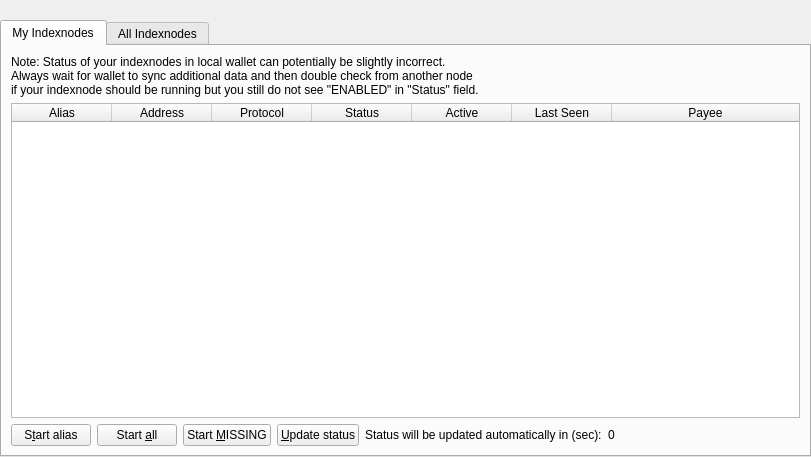
Qt form src/qt/forms/apollomnodelist.ui (CoinStaging/Apollon) before a commit.
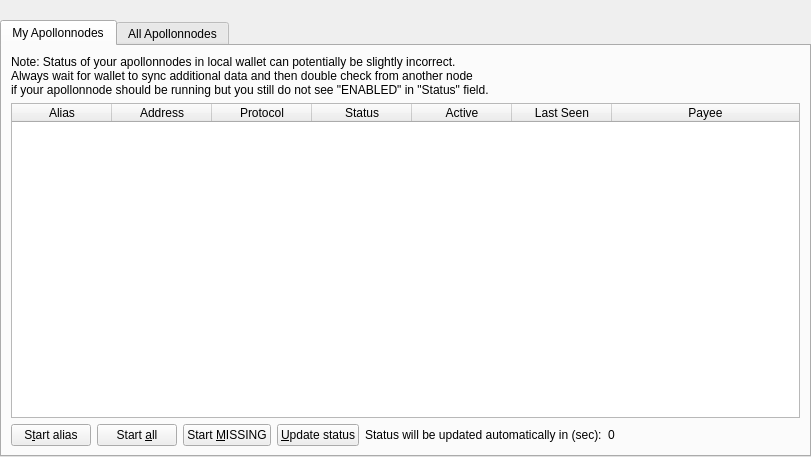
The same form after that commit. The open tabs and pages were chosen to show the change.

The edit to the form file:
```diff
--- a/src/qt/forms/apollomnodelist.ui
+++ b/src/qt/forms/apollomnodelist.ui
@@ -51,7 +51,7 @@
        </property>
        <widget class="QWidget" name="tabMyIndexnodes">
         <attribute name="title">
-         <string>My Indexnodes</string>
+         <string>My Apollonnodes</string>
         </attribute>
         <layout class="QGridLayout" name="gridLayout_2">
          <item row="0" column="0">
@@ -67,7 +67,7 @@
              <item>
               <widget class="QLabel" name="updateNote">
                <property name="text">
-                <string>Note: Status of your indexnodes in local wallet can potentially be slightly incorrect.&lt;br /&gt;Always wait for wallet to sync additional data and then double check from another node&lt;br /&gt;if your indexnode should be running but you still do not see &quot;ENABLED&quot; in &quot;Status&quot; field.</string>
+                <string>Note: Status of your apollonnodes in local wallet can potentially be slightly incorrect.&lt;br /&gt;Always wait for wallet to sync additional data and then double check from another node&lt;br /&gt;if your apollonnode should be running but you still do not see &quot;ENABLED&quot; in &quot;Status&quot; field.</string>
                </property>
               </widget>
              </item>
@@ -204,7 +204,7 @@
        </widget>
        <widget class="QWidget" name="tabAllIndexnodes">
         <attribute name="title">
-         <string>All Indexnodes</string>
+         <string>All Apollonnodes</string>
         </attribute>
         <layout class="QGridLayout" name="gridLayout">
          <item row="1" column="0">
```
Left out of the diff: 16 changed lines with no effect on the pictures.
